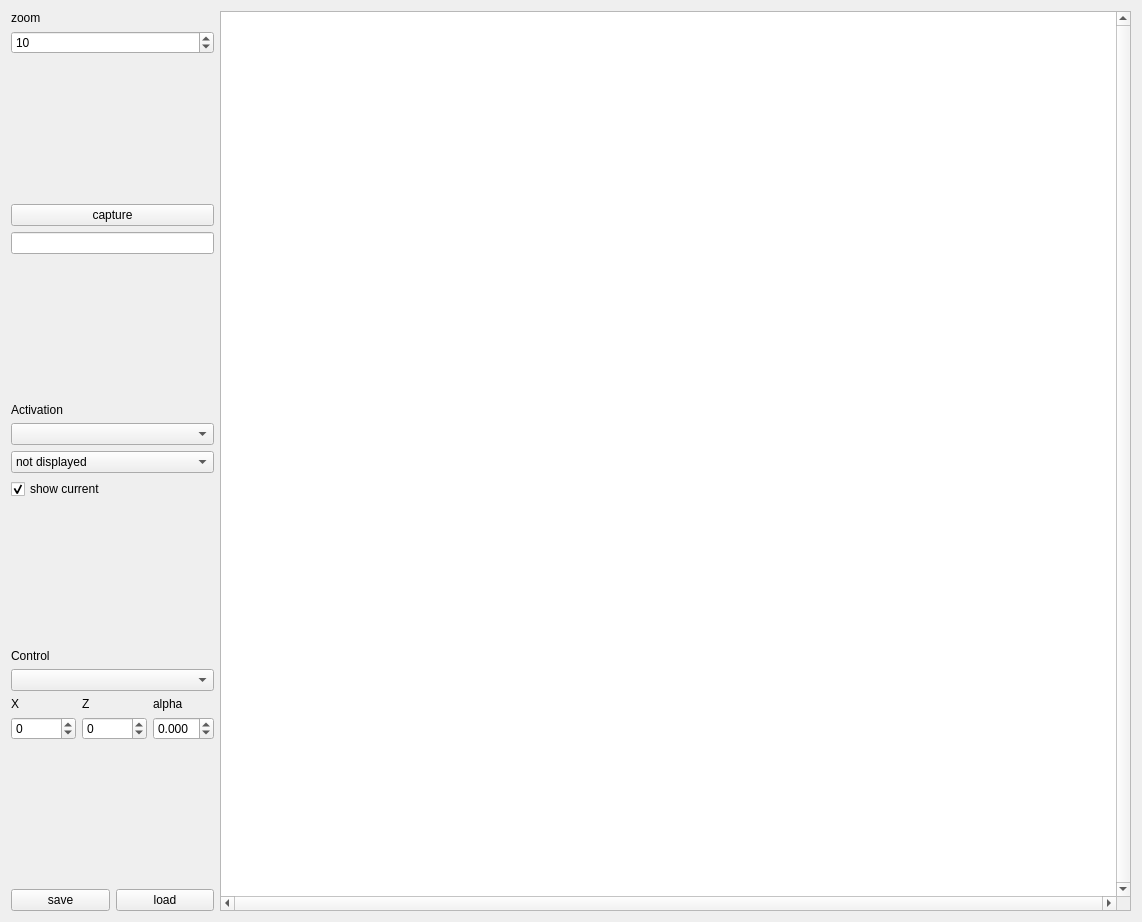
Above: src/mainUI.ui from mhaut/mapgenerator before the change. Below: the same form after it.
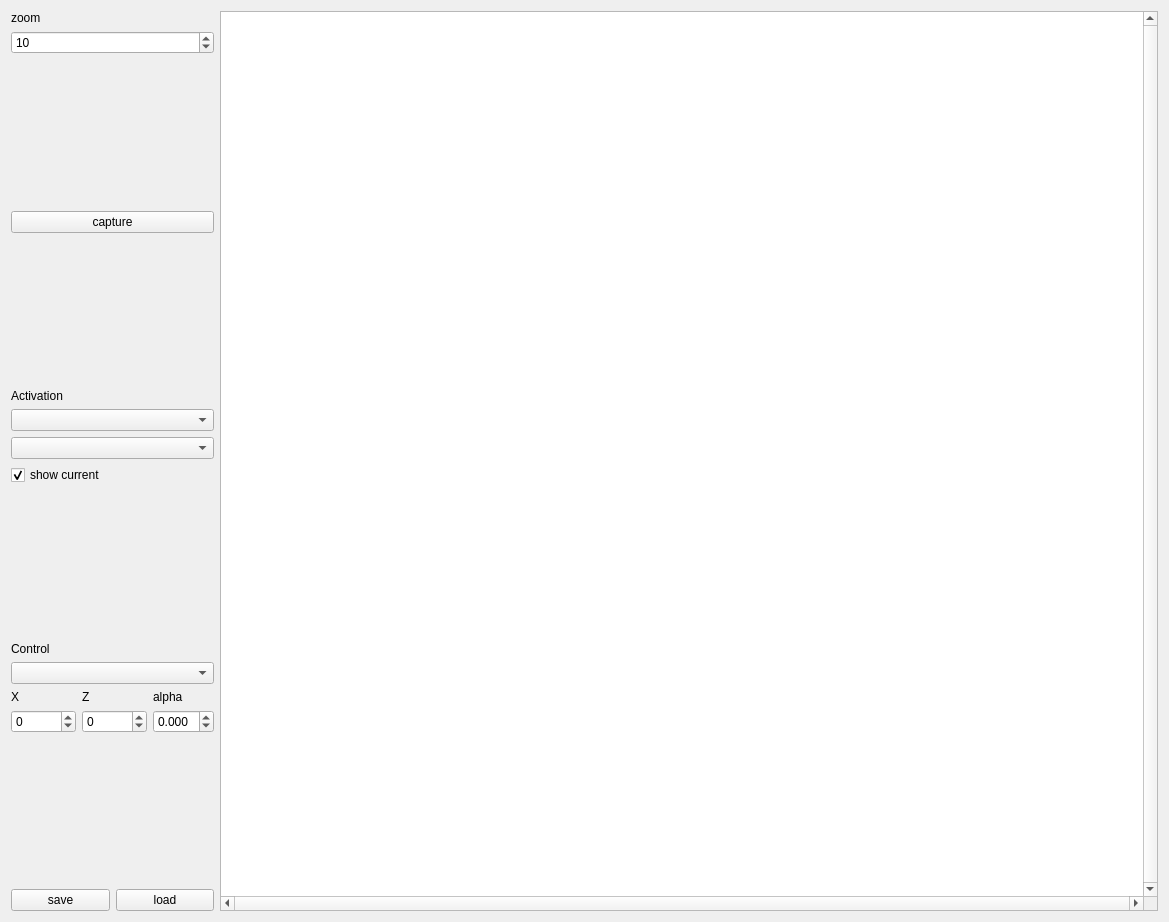
That is the form after the change.

The edit to the form file:
```diff
--- a/src/mainUI.ui
+++ b/src/mainUI.ui
@@ -6,7 +6,7 @@
    <rect>
     <x>0</x>
     <y>0</y>
-    <width>1142</width>
+    <width>1169</width>
     <height>918</height>
    </rect>
   </property>
@@ -59,22 +59,6 @@
        </property>
       </widget>
      </item>
-     <item>
-      <widget class="QLineEdit" name="name">
-       <property name="sizePolicy">
-        <sizepolicy hsizetype="Preferred" vsizetype="Fixed">
-         <horstretch>0</horstretch>
-         <verstretch>0</verstretch>
-        </sizepolicy>
-       </property>
-       <property name="maximumSize">
-        <size>
-         <width>16777215</width>
-         <height>25</height>
-        </size>
-       </property>
-      </widget>
-     </item>
      <item>
       <spacer name="verticalSpacer_3">
        <property name="orientation">
@@ -99,28 +83,7 @@
       <widget class="QComboBox" name="activationBox"/>
      </item>
      <item>
-      <widget class="QComboBox" name="colorBox">
-       <item>
-        <property name="text">
-         <string>not displayed</string>
-        </property>
-       </item>
-       <item>
-        <property name="text">
-         <string>red</string>
-        </property>
-       </item>
-       <item>
-        <property name="text">
-         <string>green</string>
-        </property>
-       </item>
-       <item>
-        <property name="text">
-         <string>blue</string>
-        </property>
-       </item>
-      </widget>
+      <widget class="QComboBox" name="colorBox"/>
      </item>
      <item>
       <widget class="QCheckBox" name="showCurrent">
```
